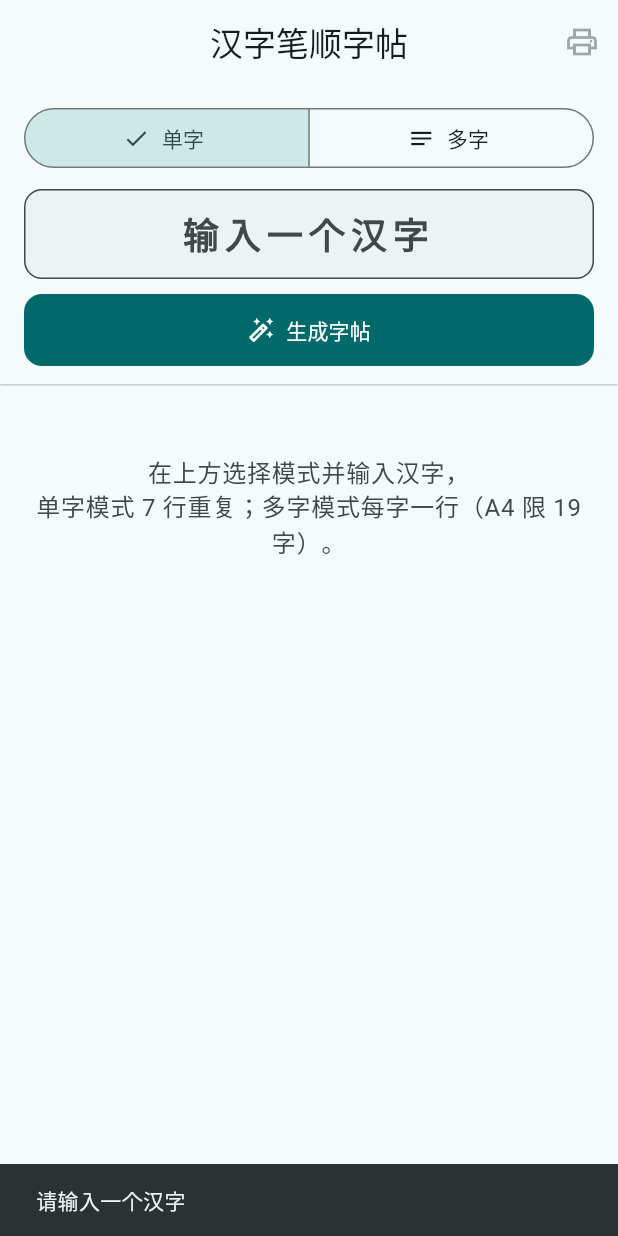
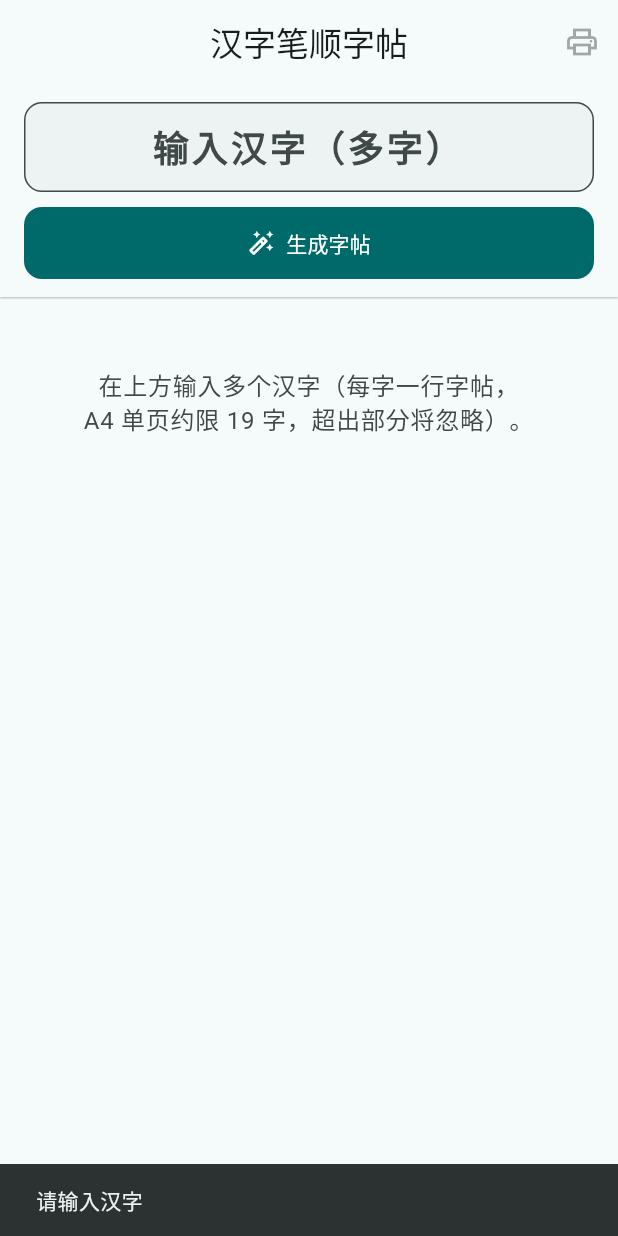
Before and after one commit to xp84012493/handwriting-practice, a Flutter app: the screen it shows after launch, after a tap on "生成字帖", on a phone screen of 412 x 824 dp. Run offline on Flutter 3.47's test engine with Material 3 defaults, Android fonts, the light colour scheme and no system bars; our stand-ins replace path_drawing, pdf, printing; project files that could hold a hidden picture were left out.

Commit message:
去掉单字模式

```diff
--- a/lib/src/layout/a4_sheet_layout.dart
+++ b/lib/src/layout/a4_sheet_layout.dart
@@ -29,9 +29,6 @@ abstract final class A4SheetLayout {
   static double targetCellSizeForPreview(double previewInnerW) {
     return practiceCellSizePt * (previewInnerW / pdfInnerWidthPt);
   }
-
-  /// 单字模式：同一字重复的行数。
-  static const int singleModeRows = 7;
 
   /// 固定 [cellSize] 时，一行最多容纳多少列。
   static int columnsPerLine(double innerW, double cellSize) {
--- a/lib/src/models/practice_sheet_entry.dart
+++ b/lib/src/models/practice_sheet_entry.dart
@@ -1,15 +1,6 @@
 import '../engine/prepared_hanzi_strokes.dart';
 import '../layout/practice_sheet_wrap.dart';
 import 'hanzi_character.dart';
-
-/// 字帖模式。
-enum PracticeSheetMode {
-  /// 单字：同一字重复 7 行。
-  single,
-
-  /// 多字：每字一行，行数受 A4 可打印高度限制。
-  multi,
-}
 
 /// 字帖中的一行所对应的单字数据。
 class PracticeSheetEntry {
--- a/lib/src/ui/handwriting_practice_home_page.dart
+++ b/lib/src/ui/handwriting_practice_home_page.dart
@@ -2,7 +2,6 @@ import 'dart:math' as math;
 
 import 'package:flutter/material.dart';
 
-import '../layout/a4_sheet_layout.dart';
 import '../models/practice_sheet_entry.dart';
 import '../print/practice_sheet_pdf_service.dart';
 import 'a4_practice_sheet_preview.dart';
@@ -44,9 +43,8 @@ class _HandwritingPracticeHomePageState
     if (!_controller.hasSheet) return;
     try {
       final rows = _controller.sheetRows;
-      final name = _controller.mode == PracticeSheetMode.single
-          ? '练字帖_${_controller.character!.character}'
-          : '练字帖_${rows.map((e) => e.character.character).join()}';
+      final name =
+          '练字帖_${rows.map((e) => e.character.character).join()}';
       await PracticeSheetPdfService.layoutPrint(
         rows: rows,
         traceSlots: _controller.traceSlots,
@@ -130,18 +128,16 @@ class _ControlBar extends StatelessWidget {
     final mq = MediaQuery.of(context);
     final isNarrow = mq.size.width < 420;
 
-    final isSingle = controller.mode == PracticeSheetMode.single;
-
     final field = TextField(
       controller: controller.textController,
       textAlign: TextAlign.center,
       maxLines: 1,
       style: theme.textTheme.headlineSmall?.copyWith(
         fontWeight: FontWeight.w600,
-        letterSpacing: isSingle ? 4 : 2,
+        letterSpacing: 2,
       ),
       decoration: InputDecoration(
-        hintText: isSingle ? '输入一个汉字' : '输入多个汉字',
+        hintText: '输入汉字（多字）',
         filled: true,
         fillColor: theme.colorScheme.surfaceContainerHighest.withValues(
           alpha: 0.35,
@@ -159,33 +155,11 @@ class _ControlBar extends StatelessWidget {
       smartDashesType: SmartDashesType.disabled,
       smartQuotesType: SmartQuotesType.disabled,
       inputFormatters: [
-        if (isSingle)
-          const SingleGraphemeTextInputFormatter()
-        else
         HanziOnlyTextInputFormatter(
           maxCharacters: controller.maxMultiCharacters,
         ),
       ],
       onSubmitted: (_) => onGenerate(),
-    );
-
-    final modeToggle = SegmentedButton<PracticeSheetMode>(
-      segments: const [
-        ButtonSegment(
-          value: PracticeSheetMode.single,
-          label: Text('单字'),
-          icon: Icon(Icons.looks_one_outlined),
-        ),
-        ButtonSegment(
-          value: PracticeSheetMode.multi,
-          label: Text('多字'),
-          icon: Icon(Icons.notes_outlined),
-        ),
-      ],
-      selected: {controller.mode},
-      onSelectionChanged: controller.loading
-          ? null
-          : (selection) => controller.setMode(selection.first),
     );
 
     final button = FilledButton.icon(
@@ -207,26 +181,17 @@ class _ControlBar extends StatelessWidget {
             ? Column(
                 crossAxisAlignment: CrossAxisAlignment.stretch,
                 children: [
-                  modeToggle,
-                  const SizedBox(height: 10),
                   field,
                   const SizedBox(height: 10),
                   button,
                 ],
               )
-            : Column(
-                crossAxisAlignment: CrossAxisAlignment.stretch,
-                children: [
-                  modeToggle,
-                  const SizedBox(height: 10),
-                  Row(
+            : Row(
                 crossAxisAlignment: CrossAxisAlignment.start,
                 children: [
                   Expanded(child: field),
                   const SizedBox(width: 12),
                   button,
-                    ],
-                  ),
                 ],
               ),
       ),
@@ -250,12 +215,6 @@ class _PreviewBody extends StatelessWidget {
     final rows = controller.hasSheet ? controller.sheetRows : const <PracticeSheetEntry>[];
     final subtitle = !controller.hasSheet
         ? null
-        : controller.mode == PracticeSheetMode.single
-            ? '「${controller.character!.character}」'
-                ' · 完整示范 + ${controller.prepared!.strokeCount} 笔递进 + '
-                '${controller.traceSlots} 描红 + '
-                '${controller.blankSlots} 临摹 × '
-                '${A4SheetLayout.singleModeRows} 行'
         : rows
             .map(
               (e) => '「${e.character.character}」${e.prepared.strokeCount}笔',
@@ -294,7 +253,7 @@ class _PreviewBody extends StatelessWidget {
                   : Padding(
                       padding: const EdgeInsets.fromLTRB(12, 32, 12, 24),
                       child: Text(
-                        '在上方选择模式并输入汉字，\n单字模式 7 行重复；多字模式每字一行（A4 限 ${controller.maxMultiCharacters} 字）。',
+                        '在上方输入多个汉字（每字一行字帖，\nA4 单页约限 ${controller.maxMultiCharacters} 字，超出部分将忽略）。',
                         textAlign: TextAlign.center,
                         style: theme.textTheme.bodyLarge?.copyWith(
                           color: theme.colorScheme.onSurfaceVariant,
--- a/lib/src/ui/practice_sheet_controller.dart
+++ b/lib/src/ui/practice_sheet_controller.dart
@@ -9,33 +9,7 @@ import '../models/hanzi_character.dart';
 import '../models/practice_sheet_entry.dart';
 import '../parsers/hanzi_graphics_parser.dart';
 
-/// 仅保留「第一个 grapheme cluster」，用于单字输入。
-class SingleGraphemeTextInputFormatter extends TextInputFormatter {
-  const SingleGraphemeTextInputFormatter();
-  @override
-  TextEditingValue formatEditUpdate(
-    TextEditingValue oldValue,
-    TextEditingValue newValue,
-  ) {
-    // 组字/拼音未上屏时勿改文本，否则 IME 候选条会消失或异常。
-    if (newValue.composing.isValid && !newValue.composing.isCollapsed) {
-      return newValue;
-    }
-    final t = newValue.text;
-    if (t.isEmpty) return newValue;
-    final chars = t.characters;
-    final first = chars.first;
-    if (chars.length > 1) {
-      return TextEditingValue(
-        text: first,
-        selection: TextSelection.collapsed(offset: first.length),
-      );
-    }
-    return newValue;
-  }
-}
-
-/// 多字模式：仅保留基本汉字区字符。
+/// 多字输入：仅保留基本汉字区字符。
 class HanziOnlyTextInputFormatter extends TextInputFormatter {
   const HanziOnlyTextInputFormatter({this.maxCharacters});
 
@@ -63,7 +37,7 @@ class HanziOnlyTextInputFormatter extends TextInputFormatter {
   }
 }
 
-/// 字帖生成状态：输入、查库、预处理笔画路径。
+/// 字帖生成状态：输入、查库、预处理笔画路径（多字：每字一行）。
 class PracticeSheetController extends ChangeNotifier {
   PracticeSheetController({
     this.dictionaryAssetPath = 'assets/hanzi_dictionary.json',
@@ -83,58 +57,38 @@ class PracticeSheetController extends ChangeNotifier {
   final TextEditingController textController = TextEditingController();
   final StrokePathCache pathCache = StrokePathCache();
   static const HanziGraphicsParser _parser = HanziGraphicsParser();
-  static final RegExp _hanzi = RegExp(r'^[\u4e00-\u9fff]$');
+  static final RegExp _hanzi = RegExp(r'[\u4e00-\u9fff]');
 
-  PracticeSheetMode _mode = PracticeSheetMode.single;
   Map<String, HanziCharacter>? _dictionary;
   List<PracticeSheetEntry> _entries = const [];
   String? _hint;
   bool _loading = false;
 
-  PracticeSheetMode get mode => _mode;
   List<PracticeSheetEntry> get entries => _entries;
   String? get hint => _hint;
   bool get loading => _loading;
   bool get hasSheet => _entries.isNotEmpty;
 
-  /// 多字模式输入上限（按每字至少占 1 物理行估算）。
+  /// 输入上限（按每字至少占 1 物理行估算）。
   int get maxMultiCharacters => A4SheetLayout.maxPhysicalRowsOnSheet();
 
-  /// 兼容旧接口：单字模式下的首字。
+  /// 兼容：首字。
   HanziCharacter? get character =>
       _entries.isEmpty ? null : _entries.first.character;
 
-  /// 兼容旧接口：单字模式下的首字笔画。
+  /// 兼容：首字笔画。
   PreparedHanziStrokes? get prepared =>
       _entries.isEmpty ? null : _entries.first.prepared;
 
-  /// 渲染用行列表：单字模式重复 7 行，多字模式每字一行。
-  List<PracticeSheetEntry> get sheetRows {
-    if (_entries.isEmpty) return const [];
-    if (_mode == PracticeSheetMode.single) {
-      return List<PracticeSheetEntry>.filled(
-        A4SheetLayout.singleModeRows,
-        _entries.first,
-      );
-    }
-    return _entries;
-  }
+  /// 渲染用行列表：每字一行。
+  List<PracticeSheetEntry> get sheetRows => _entries;
 
   int get rowsOnSheet => sheetRows.length;
-
-  void setMode(PracticeSheetMode value) {
-    if (_mode == value) return;
-    _mode = value;
-    textController.clear();
-    _entries = const [];
-    _hint = null;
-    notifyListeners();
-  }
 
   Future<void> generate() async {
     final raw = textController.text.trim();
     if (raw.isEmpty) {
-      _hint = _mode == PracticeSheetMode.single ? '请输入一个汉字' : '请输入汉字';
+      _hint = '请输入汉字';
       notifyListeners();
       return;
     }
@@ -145,11 +99,7 @@ class PracticeSheetController extends ChangeNotifier {
 
     try {
       await _ensureDictionaryLoaded();
-      if (_mode == PracticeSheetMode.single) {
-        await _generateSingle(raw);
-      } else {
-        await _generateMulti(raw);
-      }
+      await _generateMulti(raw);
     } catch (e, st) {
       debugPrint('PracticeSheetController.generate failed: $e\n$st');
       _entries = const [];
@@ -158,30 +108,6 @@ class PracticeSheetController extends ChangeNotifier {
       _loading = false;
       notifyListeners();
     }
-  }
-
-  Future<void> _generateSingle(String raw) async {
-    final ch = raw.characters.first;
-    if (!_hanzi.hasMatch(ch)) {
-      _entries = const [];
-      _hint = '请输入单个汉字（基本区 U+4E00–U+9FFF）';
-      return;
-    }
-
-    final model = _dictionary![ch];
-    if (model == null) {
-      _entries = const [];
-      _hint = '字库中暂无「$ch」。可将该字数据加入 $dictionaryAssetPath。';
-      return;
-    }
-
-    _entries = [
-      PracticeSheetEntry(
-        character: model,
-        prepared: PreparedHanziStrokes.prepare(model: model, cache: pathCache),
-      ),
-    ];
-    _hint = _pageOverflowHint(_entries);
   }
 
   String? _pageOverflowHint(List<PracticeSheetEntry> logicalRows) {
```
Also changed, not shown: 1 other file. Lines whose indentation alone changed are shown as unchanged.
